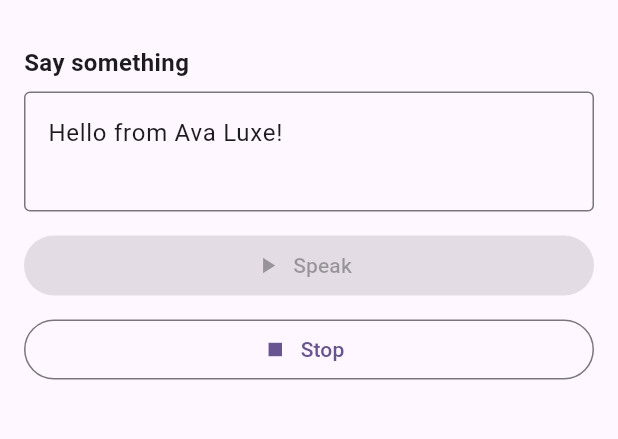
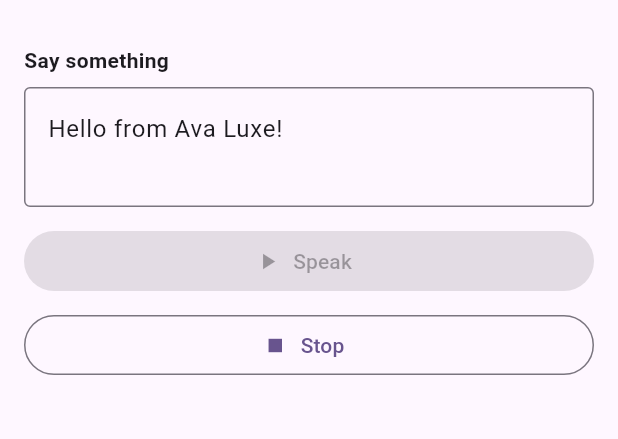
Before and after one commit to ananthkaran-wq/Ava-Luxe-Updated, a Flutter app: the screen it shows after launch, item 3 of the bottom bar chosen, after a tap on "Speak", on a phone screen of 412 x 824 dp, the part 63-502 px from its top. Run offline on Flutter 3.47's test engine with Material 3 defaults, Android fonts, the phone set to English and light mode, and no system bars; our stand-ins replace flutter_tts, share_plus, shared_preferences, webview_flutter.

Commit message:
Update main.dart

```diff
--- a/lib/main.dart
+++ b/lib/main.dart
@@ -5,13 +5,15 @@ import 'package:webview_flutter/webview_flutter.dart';
 import 'package:flutter_tts/flutter_tts.dart';
 
 const String appTitle = 'Ava Luxe';
-const String appShareText = 'Check out the Ava Luxe app!';
 const String prefDarkMode = 'pref_dark_mode';
 
-// TODO: put your site here (https://...).
+// Change to your website if you want:
 const String appUrl = 'https://flutter.dev';
 
-void main() => runApp(const AvaLuxeApp());
+void main() {
+  WidgetsFlutterBinding.ensureInitialized();
+  runApp(const AvaLuxeApp());
+}
 
 class AvaLuxeApp extends StatefulWidget {
   const AvaLuxeApp({super.key});
@@ -21,7 +23,7 @@ class AvaLuxeApp extends StatefulWidget {
 
 class _AvaLuxeAppState extends State<AvaLuxeApp> {
   bool _dark = false;
-  bool _loadingPrefs = true;
+  bool _loading = true;
 
   @override
   void initState() {
@@ -33,7 +35,7 @@ class _AvaLuxeAppState extends State<AvaLuxeApp> {
     final sp = await SharedPreferences.getInstance();
     setState(() {
       _dark = sp.getBool(prefDarkMode) ?? false;
-      _loadingPrefs = false;
+      _loading = false;
     });
   }
 
@@ -45,7 +47,7 @@ class _AvaLuxeAppState extends State<AvaLuxeApp> {
 
   @override
   Widget build(BuildContext context) {
-    if (_loadingPrefs) {
+    if (_loading) {
       return const MaterialApp(
         debugShowCheckedModeBanner: false,
         home: Scaffold(body: Center(child: CircularProgressIndicator())),
@@ -55,54 +57,32 @@ class _AvaLuxeAppState extends State<AvaLuxeApp> {
       title: appTitle,
       debugShowCheckedModeBanner: false,
       themeMode: _dark ? ThemeMode.dark : ThemeMode.light,
-      theme: ThemeData(
-        colorSchemeSeed: Colors.deepPurple,
-        useMaterial3: true,
-        brightness: Brightness.light,
-      ),
-      darkTheme: ThemeData(
-        colorSchemeSeed: Colors.deepPurple,
-        useMaterial3: true,
-        brightness: Brightness.dark,
-      ),
-      home: MainScaffold(
-        onShare: () => Share.share(appShareText),
-        onToggleTheme: _toggleTheme,
-        dark: _dark,
-      ),
+      theme: ThemeData(useMaterial3: true, colorSchemeSeed: Colors.deepPurple),
+      darkTheme: ThemeData(useMaterial3: true, colorSchemeSeed: Colors.deepPurple, brightness: Brightness.dark),
+      home: HomeShell(onToggleTheme: _toggleTheme, dark: _dark),
     );
   }
 }
 
-class MainScaffold extends StatefulWidget {
-  final VoidCallback onShare;
+class HomeShell extends StatefulWidget {
   final VoidCallback onToggleTheme;
   final bool dark;
-
-  const MainScaffold({
-    super.key,
-    required this.onShare,
-    required this.onToggleTheme,
-    required this.dark,
-  });
+  const HomeShell({super.key, required this.onToggleTheme, required this.dark});
 
   @override
-  State<MainScaffold> createState() => _MainScaffoldState();
+  State<HomeShell> createState() => _HomeShellState();
 }
 
-class _MainScaffoldState extends State<MainScaffold> {
+class _HomeShellState extends State<HomeShell> {
   int _index = 0;
 
   @override
   Widget build(BuildContext context) {
     final pages = <Widget>[
-      const HomeTab(),
-      const WebTab(),
-      const VoiceTab(),
-      SettingsTab(
-        dark: widget.dark,
-        onToggleTheme: widget.onToggleTheme,
-      ),
+      const _Welcome(),
+      const _WebTab(),
+      const _VoiceTab(),
+      _Settings(dark: widget.dark, onToggleTheme: widget.onToggleTheme),
     ];
 
     return Scaffold(
@@ -112,7 +92,7 @@ class _MainScaffoldState extends State<MainScaffold> {
           IconButton(
             tooltip: 'Share',
             icon: const Icon(Icons.share),
-            onPressed: widget.onShare,
+            onPressed: () => Share.share('Check out the Ava Luxe app!'),
           ),
         ],
       ),
@@ -131,35 +111,38 @@ class _MainScaffoldState extends State<MainScaffold> {
   }
 }
 
-class HomeTab extends StatelessWidget {
-  const HomeTab({super.key});
+class _Welcome extends StatelessWidget {
+  const _Welcome();
+
   @override
   Widget build(BuildContext context) {
     return Center(
       child: Column(mainAxisSize: MainAxisSize.min, children: const [
         Icon(Icons.spa, size: 72),
-        SizedBox(height: 16),
+        SizedBox(height: 12),
         Text('Welcome to Ava Luxe', style: TextStyle(fontSize: 22, fontWeight: FontWeight.w600)),
-        SizedBox(height: 8),
-        Text('Use the tabs below to browse, speak, and tweak settings.', textAlign: TextAlign.center),
+        SizedBox(height: 6),
+        Text('Use Web, Voice, and Settings tabs below.', textAlign: TextAlign.center),
       ]),
     );
   }
 }
 
-class WebTab extends StatefulWidget {
-  const WebTab({super.key});
+class _WebTab extends StatefulWidget {
+  const _WebTab();
+
   @override
-  State<WebTab> createState() => _WebTabState();
+  State<_WebTab> createState() => _WebTabState();
 }
 
-class _WebTabState extends State<WebTab> {
+class _WebTabState extends State<_WebTab> {
   late final WebViewController _controller;
   bool _loading = true;
 
   @override
   void initState() {
     super.initState();
+    // API for webview_flutter 4.x
     _controller = WebViewController()
       ..setJavaScriptMode(JavaScriptMode.unrestricted)
       ..setNavigationDelegate(
@@ -177,23 +160,21 @@ class _WebTabState extends State<WebTab> {
       WebViewWidget(controller: _controller),
       if (_loading)
         const Positioned.fill(
-          child: ColoredBox(
-            color: Colors.transparent,
-            child: Center(child: CircularProgressIndicator()),
-          ),
+          child: Center(child: CircularProgressIndicator()),
         ),
     ]);
   }
 }
 
-class VoiceTab extends StatefulWidget {
-  const VoiceTab({super.key});
+class _VoiceTab extends StatefulWidget {
+  const _VoiceTab();
+
   @override
-  State<VoiceTab> createState() => _VoiceTabState();
+  State<_VoiceTab> createState() => _VoiceTabState();
 }
 
-class _VoiceTabState extends State<VoiceTab> {
-  final _controller = TextEditingController(text: 'Hello from Ava Luxe!');
+class _VoiceTabState extends State<_VoiceTab> {
+  final _text = TextEditingController(text: 'Hello from Ava Luxe!');
   final _tts = FlutterTts();
   bool _speaking = false;
 
@@ -201,11 +182,8 @@ class _VoiceTabState extends State<VoiceTab> {
     await _tts.setLanguage('en-US');
     await _tts.setSpeechRate(0.45);
     await _tts.setPitch(1.0);
-    await _tts.speak(_controller.text);
     setState(() => _speaking = true);
-    _tts.setCompletionHandler(() => setState(() => _speaking = false));
-    _tts.setCancelHandler(() => setState(() => _speaking = false));
-    _tts.setErrorHandler((_) => setState(() => _speaking = false));
+    await _tts.speak(_text.text);
   }
 
   Future<void> _stop() async {
@@ -215,7 +193,7 @@ class _VoiceTabState extends State<VoiceTab> {
 
   @override
   void dispose() {
-    _controller.dispose();
+    _text.dispose();
     _tts.stop();
     super.dispose();
   }
@@ -225,52 +203,34 @@ class _VoiceTabState extends State<VoiceTab> {
     return Padding(
       padding: const EdgeInsets.all(16),
       child: Column(crossAxisAlignment: CrossAxisAlignment.stretch, children: [
-        const Text('Say something', style: TextStyle(fontSize: 16, fontWeight: FontWeight.w600)),
+        const Text('Say something', style: TextStyle(fontWeight: FontWeight.w600)),
         const SizedBox(height: 8),
         TextField(
-          controller: _controller,
+          controller: _text,
           minLines: 2,
           maxLines: 4,
-          decoration: const InputDecoration(
-            border: OutlineInputBorder(),
-            hintText: 'Type text to speak…',
-          ),
+          decoration: const InputDecoration(border: OutlineInputBorder(), hintText: 'Type text to speak…'),
         ),
         const SizedBox(height: 12),
-        FilledButton.icon(
-          onPressed: _speaking ? null : _speak,
-          icon: const Icon(Icons.play_arrow),
-          label: const Text('Speak'),
-        ),
+        FilledButton.icon(onPressed: _speaking ? null : _speak, icon: const Icon(Icons.play_arrow), label: const Text('Speak')),
         const SizedBox(height: 8),
-        OutlinedButton.icon(
-          onPressed: _speaking ? _stop : null,
-          icon: const Icon(Icons.stop),
-          label: const Text('Stop'),
-        ),
+        OutlinedButton.icon(onPressed: _speaking ? _stop : null, icon: const Icon(Icons.stop), label: const Text('Stop')),
       ]),
     );
   }
 }
 
-class SettingsTab extends StatelessWidget {
+class _Settings extends StatelessWidget {
   final bool dark;
   final VoidCallback onToggleTheme;
-  const SettingsTab({super.key, required this.dark, required this.onToggleTheme});
+  const _Settings({required this.dark, required this.onToggleTheme});
 
   @override
   Widget build(BuildContext context) {
     return ListView(
       children: [
-        SwitchListTile(
-          title: const Text('Dark mode'),
-          value: dark,
-          onChanged: (_) => onToggleTheme(),
-        ),
-        const ListTile(
-          title: Text('Version'),
-          subtitle: Text('1.0.0'),
-        ),
+        SwitchListTile(title: const Text('Dark mode'), value: dark, onChanged: (_) => onToggleTheme()),
+        const ListTile(title: Text('Version'), subtitle: Text('1.0.0')),
       ],
     );
   }
```
